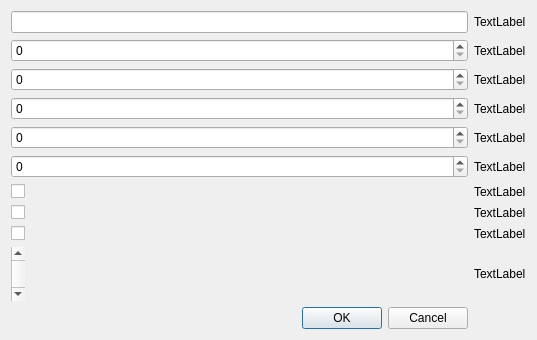
The window that Nayda/gamesettingswindow.ui (Mar94oK/Nayda) describes before a commit, drawn with Qt 5.
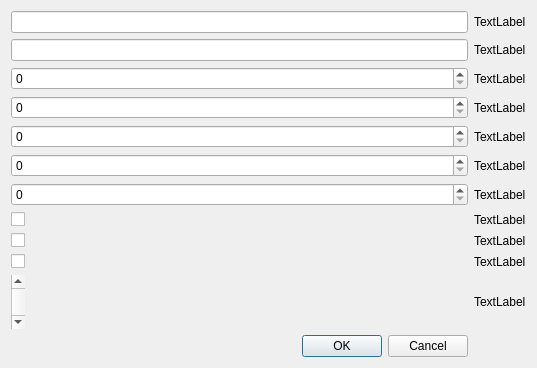
The same window after the commit.

```diff
--- a/Nayda/gamesettingswindow.ui
+++ b/Nayda/gamesettingswindow.ui
@@ -14,48 +14,54 @@
    <string>Настройки игры</string>
   </property>
   <layout class="QGridLayout" name="gridLayout">
-   <item row="7" column="1">
+   <item row="8" column="1">
     <widget class="QCheckBox" name="chkBox_HasAddonWildAxe">
      <property name="text">
       <string/>
      </property>
     </widget>
    </item>
-   <item row="5" column="1">
+   <item row="6" column="1">
     <widget class="QSpinBox" name="spBox_DiplomacyTime"/>
    </item>
    <item row="8" column="2">
-    <widget class="QLabel" name="lbl_HasAddonClericalErrors">
-     <property name="text">
-      <string>TextLabel</string>
-     </property>
-    </widget>
-   </item>
-   <item row="2" column="2">
-    <widget class="QLabel" name="lbl_TotalTimeToMove">
-     <property name="text">
-      <string>TextLabel</string>
-     </property>
-    </widget>
-   </item>
-   <item row="7" column="2">
     <widget class="QLabel" name="lbl_HasAddonWildAxe">
      <property name="text">
       <string>TextLabel</string>
      </property>
     </widget>
    </item>
-   <item row="2" column="1">
+   <item row="3" column="1">
     <widget class="QSpinBox" name="spBox_TotalTimeToMove"/>
    </item>
-   <item row="10" column="2">
+   <item row="9" column="2">
+    <widget class="QLabel" name="lbl_HasAddonClericalErrors">
+     <property name="text">
+      <string>TextLabel</string>
+     </property>
+    </widget>
+   </item>
+   <item row="3" column="2">
+    <widget class="QLabel" name="lbl_TotalTimeToMove">
+     <property name="text">
+      <string>TextLabel</string>
+     </property>
+    </widget>
+   </item>
+   <item row="0" column="1">
+    <widget class="QLineEdit" name="lineEdit_UserName"/>
+   </item>
+   <item row="4" column="1">
+    <widget class="QSpinBox" name="spBox_TimeToThink"/>
+   </item>
+   <item row="11" column="2">
     <widget class="QLabel" name="lbl_RulesType">
      <property name="text">
       <string>TextLabel</string>
      </property>
     </widget>
    </item>
-   <item row="10" column="1">
+   <item row="11" column="1">
     <widget class="QScrollBar" name="verticalScrollBar">
      <property name="maximum">
       <number>1</number>
@@ -68,27 +74,24 @@
      </property>
     </widget>
    </item>
-   <item row="0" column="1">
-    <widget class="QLineEdit" name="lineEdit_UserName"/>
-   </item>
-   <item row="3" column="1">
-    <widget class="QSpinBox" name="spBox_TimeToThink"/>
-   </item>
-   <item row="1" column="2">
+   <item row="2" column="2">
     <widget class="QLabel" name="lbl_MaximumNumberOfPLayers">
      <property name="text">
       <string>TextLabel</string>
      </property>
     </widget>
    </item>
-   <item row="3" column="2">
+   <item row="4" column="2">
     <widget class="QLabel" name="lbl_TimeToThink">
      <property name="text">
       <string>TextLabel</string>
      </property>
     </widget>
    </item>
-   <item row="4" column="1">
+   <item row="2" column="1">
+    <widget class="QSpinBox" name="spBox_MaximumNumberOfPlayers"/>
+   </item>
+   <item row="5" column="1">
     <widget class="QSpinBox" name="spBox_TimeForOpponentsDecision"/>
    </item>
    <item row="0" column="2">
@@ -98,51 +101,58 @@
      </property>
     </widget>
    </item>
-   <item row="1" column="1">
-    <widget class="QSpinBox" name="spBox_MaximumNumberOfPlayers"/>
-   </item>
-   <item row="4" column="2">
-    <widget class="QLabel" name="lbl_TimeForOpponentsDecision">
-     <property name="text">
-      <string>TextLabel</string>
-     </property>
-    </widget>
-   </item>
    <item row="5" column="2">
+    <widget class="QLabel" name="lbl_TimeForOpponentsDecision">
+     <property name="text">
+      <string>TextLabel</string>
+     </property>
+    </widget>
+   </item>
+   <item row="6" column="2">
     <widget class="QLabel" name="lbl_DiplomacyTime">
      <property name="text">
       <string>TextLabel</string>
      </property>
     </widget>
    </item>
-   <item row="8" column="1">
-    <widget class="QCheckBox" name="chckBox_HasAddonClericalErrors">
-     <property name="text">
-      <string/>
-     </property>
-    </widget>
-   </item>
-   <item row="11" column="1">
+   <item row="12" column="1">
     <widget class="QDialogButtonBox" name="buttonBox">
      <property name="standardButtons">
       <set>QDialogButtonBox::Cancel|QDialogButtonBox::Ok</set>
      </property>
     </widget>
    </item>
-   <item row="6" column="1">
+   <item row="9" column="1">
+    <widget class="QCheckBox" name="chckBox_HasAddonClericalErrors">
+     <property name="text">
+      <string/>
+     </property>
+    </widget>
+   </item>
+   <item row="7" column="1">
     <widget class="QCheckBox" name="chckBox_AllowSettingsChanges">
      <property name="text">
       <string/>
      </property>
     </widget>
    </item>
-   <item row="6" column="2">
+   <item row="7" column="2">
     <widget class="QLabel" name="lbl_AllowSettingsChanges">
      <property name="text">
       <string>TextLabel</string>
      </property>
     </widget>
    </item>
+   <item row="1" column="1">
+    <widget class="QLineEdit" name="lineEdit_RoomName"/>
+   </item>
+   <item row="1" column="2">
+    <widget class="QLabel" name="lbl_RoomName">
+     <property name="text">
+      <string>TextLabel</string>
+     </property>
+    </widget>
+   </item>
   </layout>
  </widget>
  <resources/>
```
